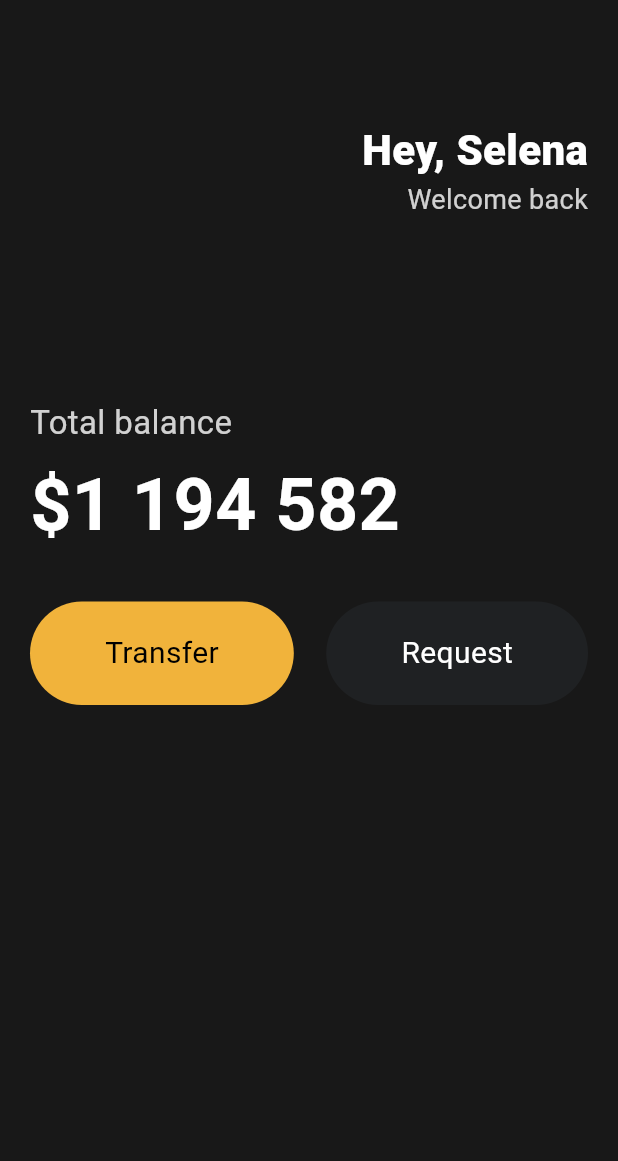
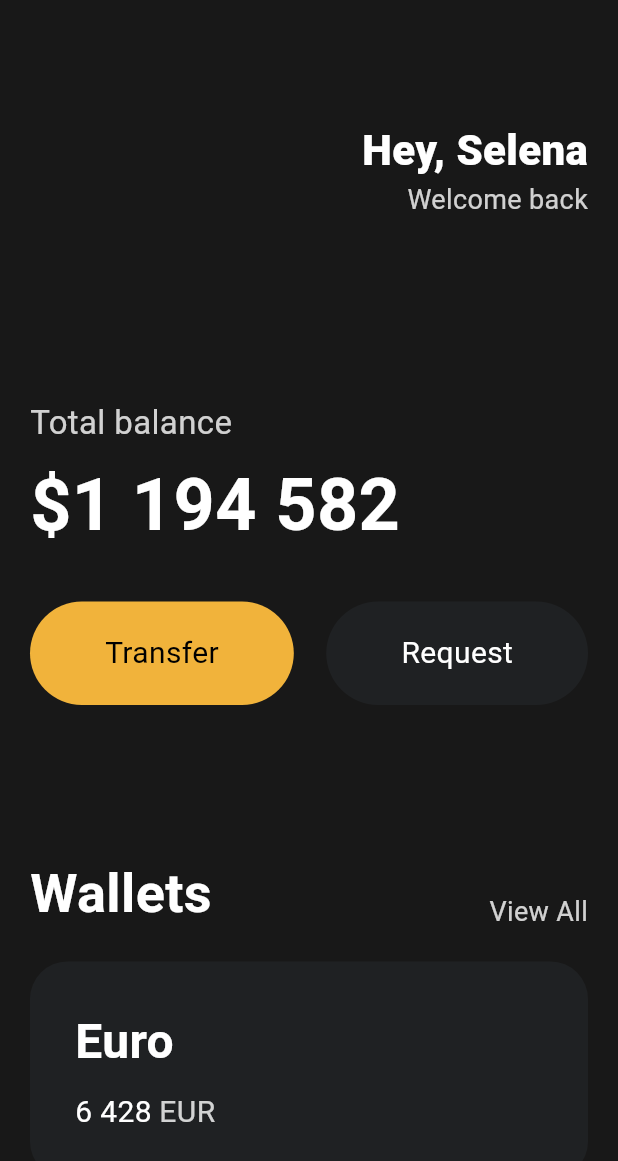
Before and after one commit to Jerry-ko/toonflix, a Flutter app: the screen it shows after launch, on a phone screen of 412 x 824 dp. Shown: the top 1161 px of the screen. Run offline on Flutter 3.47's test engine with Material 3 defaults, Android fonts, the phone set to English and light mode, and no system bars.

Commit message:
feat: 카드 만들기

```diff
--- a/lib/main.dart
+++ b/lib/main.dart
@@ -84,6 +84,83 @@ class App extends StatelessWidget {
                     textColor: Colors.white,
                   ),
                 ],
+              ),
+              const SizedBox(
+                height: 100,
+              ),
+              Row(
+                crossAxisAlignment: CrossAxisAlignment.end,
+                mainAxisAlignment: MainAxisAlignment.spaceBetween,
+                children: [
+                  const Text(
+                    'Wallets',
+                    style: TextStyle(
+                      color: Colors.white,
+                      fontSize: 36,
+                      fontWeight: FontWeight.w600,
+                    ),
+                  ),
+                  Text(
+                    'View All',
+                    style: TextStyle(
+                      color: Colors.white.withOpacity(0.8),
+                      fontSize: 18,
+                    ),
+                  ),
+                ],
+              ),
+              const SizedBox(
+                height: 20,
+              ),
+              Container(
+                decoration: BoxDecoration(
+                  color: const Color(0xFF1F2123),
+                  borderRadius: BorderRadius.circular(25),
+                ),
+                child: Padding(
+                  padding: const EdgeInsets.all(30),
+                  child: Row(
+                    children: [
+                      Column(
+                        crossAxisAlignment: CrossAxisAlignment.start,
+                        children: [
+                          const Text(
+                            'Euro',
+                            style: TextStyle(
+                              color: Colors.white,
+                              fontSize: 32,
+                              fontWeight: FontWeight.w600,
+                            ),
+                          ),
+                          const SizedBox(
+                            height: 10,
+                          ),
+                          Row(
+                            children: [
+                              const Text(
+                                '6 428',
+                                style: TextStyle(
+                                  color: Colors.white,
+                                  fontSize: 20,
+                                ),
+                              ),
+                              const SizedBox(
+                                width: 5,
+                              ),
+                              Text(
+                                'EUR',
+                                style: TextStyle(
+                                  color: Colors.white.withOpacity(0.8),
+                                  fontSize: 20,
+                                ),
+                              ),
+                            ],
+                          )
+                        ],
+                      ),
+                    ],
+                  ),
+                ),
               )
             ],
           ),
```
